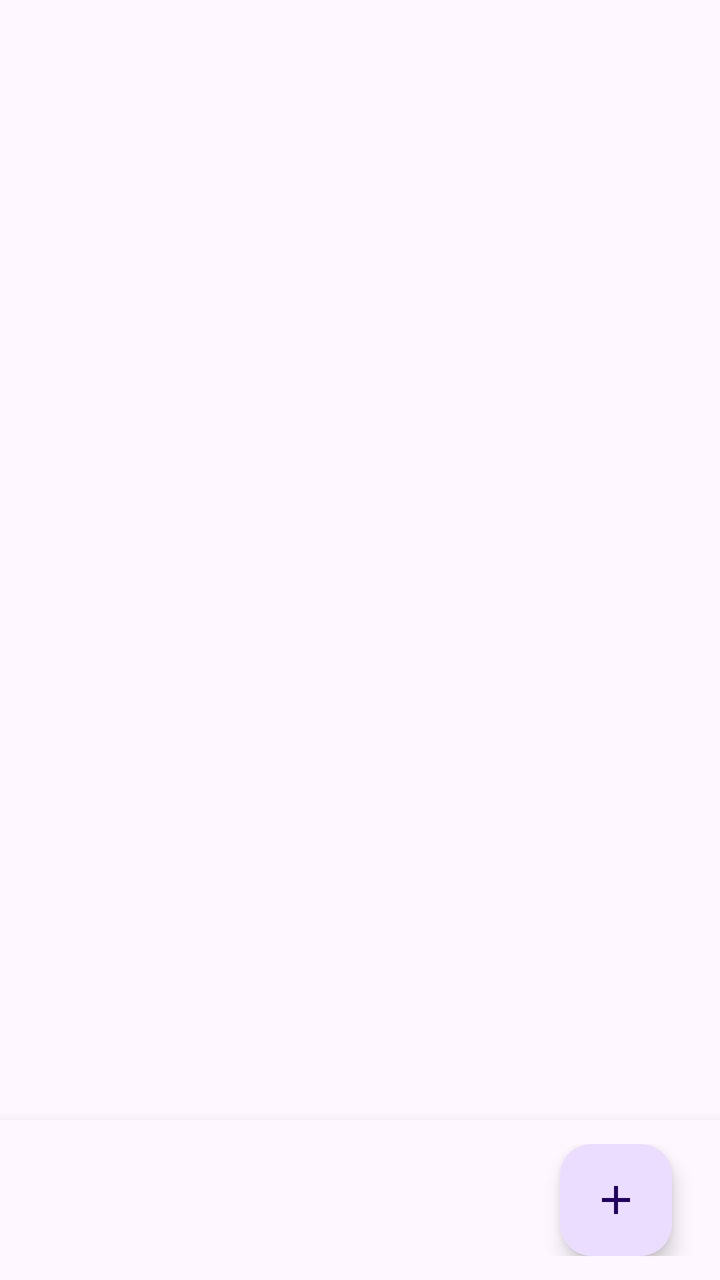
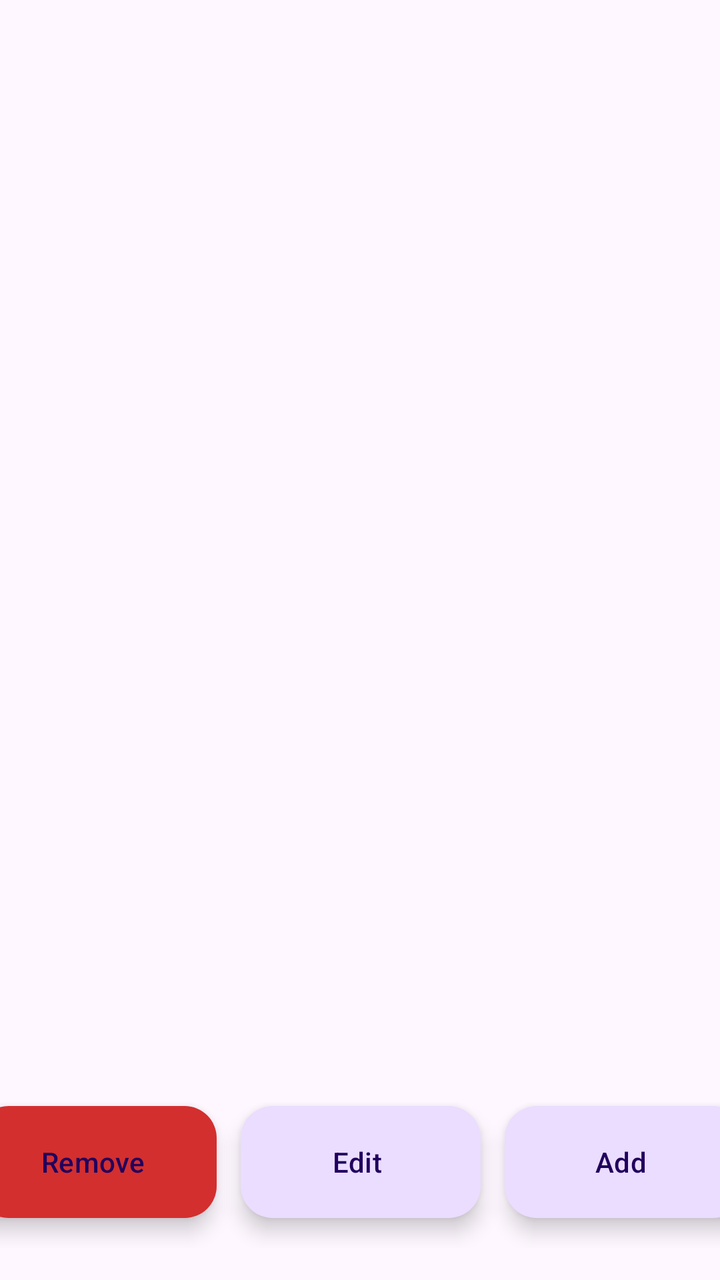

Screens rendered from an Android XML layout before and after an edit, with the pre-edit source and the edit as a unified diff.
<!-- AndroidManifest.xml: application theme Theme.Pantry -->
<!-- res/layout/fragment_pantry_list.xml -->
<?xml version="1.0" encoding="utf-8"?>
<androidx.constraintlayout.widget.ConstraintLayout
    xmlns:android="http://schemas.android.com/apk/res/android"
    xmlns:app="http://schemas.android.com/apk/res-auto"
    xmlns:tools="http://schemas.android.com/tools"
    android:layout_width="match_parent"
    android:layout_height="match_parent"
    tools:context=".fragments.PantryList">

    <androidx.recyclerview.widget.RecyclerView
        android:id="@+id/recyclerView"
        android:layout_width="0dp"
        android:layout_height="0dp"
        app:layout_constraintTop_toTopOf="parent"
        app:layout_constraintBottom_toTopOf="@id/buttonBar"
        app:layout_constraintStart_toStartOf="parent"
        app:layout_constraintEnd_toEndOf="parent" />

    <androidx.constraintlayout.widget.ConstraintLayout
        android:id="@+id/buttonBar"
        android:layout_width="0dp"
        android:layout_height="wrap_content"
        android:background="?attr/colorSurface"
        android:elevation="10dp"
        android:paddingTop="12dp"
        android:paddingBottom="12dp"
        app:layout_constraintBottom_toBottomOf="parent"
        app:layout_constraintEnd_toEndOf="parent"
        app:layout_constraintStart_toStartOf="parent">

        <com.google.android.material.floatingactionbutton.FloatingActionButton
            android:id="@+id/addFloatingButton"
            android:layout_width="wrap_content"
            android:layout_height="wrap_content"
            android:layout_marginEnd="24dp"
            android:clickable="true"
            android:focusable="true"
            android:src="@drawable/ic_add"
            app:layout_constraintBottom_toBottomOf="parent"
            app:layout_constraintEnd_toEndOf="parent"
            app:layout_constraintTop_toTopOf="parent"
            app:layout_constraintVertical_bias="0.0"
            tools:ignore="ContentDescription" />

    </androidx.constraintlayout.widget.ConstraintLayout>

</androidx.constraintlayout.widget.ConstraintLayout>
<!-- resources referenced by this layout -->
<resources>
  <!-- drawable ic_add (drawable) -->
  <vector xmlns:android="http://schemas.android.com/apk/res/android" android:height="24dp" android:tint="#FFFFFF" android:viewportHeight="24" android:viewportWidth="24" android:width="24dp">
        
      <path android:fillColor="@android:color/white" android:pathData="M19,13h-6v6h-2v-6H5v-2h6V5h2v6h6v2z"/>
      
  </vector>
  <style name="Theme.Pantry" parent="Base.Theme.Pantry" />
  <style name="Base.Theme.Pantry" parent="Theme.Material3.DayNight.NoActionBar">
          
          
      </style>
</resources>

<!-- the commit's change to res/layout/fragment_pantry_list.xml (unified diff, before → after) -->
@@ -5,43 +5,51 @@
     xmlns:tools="http://schemas.android.com/tools"
     android:layout_width="match_parent"
     android:layout_height="match_parent"
+    android:background="?attr/colorSurface"
     tools:context=".fragments.PantryList">
 
     <androidx.recyclerview.widget.RecyclerView
         android:id="@+id/recyclerView"
         android:layout_width="0dp"
         android:layout_height="0dp"
+        android:clipToPadding="false"
+        android:paddingBottom="88dp"
         app:layout_constraintTop_toTopOf="parent"
-        app:layout_constraintBottom_toTopOf="@id/buttonBar"
+        app:layout_constraintBottom_toBottomOf="parent"
         app:layout_constraintStart_toStartOf="parent"
         app:layout_constraintEnd_toEndOf="parent" />
 
-    <androidx.constraintlayout.widget.ConstraintLayout
-        android:id="@+id/buttonBar"
-        android:layout_width="0dp"
-        android:layout_height="wrap_content"
-        android:background="?attr/colorSurface"
-        android:elevation="10dp"
-        android:paddingTop="12dp"
-        android:paddingBottom="12dp"
+    <LinearLayout
+        android:layout_width="395dp"
+        android:layout_height="86dp"
+        android:layout_marginBottom="16dp"
+        android:orientation="horizontal"
+        android:gravity="center"
         app:layout_constraintBottom_toBottomOf="parent"
         app:layout_constraintEnd_toEndOf="parent"
         app:layout_constraintStart_toStartOf="parent">
 
-        <com.google.android.material.floatingactionbutton.FloatingActionButton
+        <com.google.android.material.floatingactionbutton.ExtendedFloatingActionButton
+            android:id="@+id/removeFloatingButton"
+            android:layout_width="wrap_content"
+            android:layout_height="wrap_content"
+            android:layout_marginEnd="12dp"
+            android:text="Remove"
+            app:backgroundTint="#D32F2F" />
+
+        <com.google.android.material.floatingactionbutton.ExtendedFloatingActionButton
+            android:id="@+id/editFloatingButton"
+            android:layout_width="wrap_content"
+            android:layout_height="wrap_content"
+            android:layout_marginEnd="12dp"
+            android:text="Edit" />
+
+        <com.google.android.material.floatingactionbutton.ExtendedFloatingActionButton
             android:id="@+id/addFloatingButton"
             android:layout_width="wrap_content"
             android:layout_height="wrap_content"
-            android:layout_marginEnd="24dp"
-            android:clickable="true"
-            android:focusable="true"
-            android:src="@drawable/ic_add"
-            app:layout_constraintBottom_toBottomOf="parent"
-            app:layout_constraintEnd_toEndOf="parent"
-            app:layout_constraintTop_toTopOf="parent"
-            app:layout_constraintVertical_bias="0.0"
-            tools:ignore="ContentDescription" />
+            android:text="Add" />
 
-    </androidx.constraintlayout.widget.ConstraintLayout>
+    </LinearLayout>
 
 </androidx.constraintlayout.widget.ConstraintLayout>
<!-- resource entries referenced after the edit -->
@@ -1,11 +1,5 @@
 <!-- resources referenced by this layout -->
 <resources>
-  <!-- drawable ic_add (drawable) -->
-  <vector xmlns:android="http://schemas.android.com/apk/res/android" android:height="24dp" android:tint="#FFFFFF" android:viewportHeight="24" android:viewportWidth="24" android:width="24dp">
-        
-      <path android:fillColor="@android:color/white" android:pathData="M19,13h-6v6h-2v-6H5v-2h6V5h2v6h6v2z"/>
-      
-  </vector>
   <style name="Theme.Pantry" parent="Base.Theme.Pantry" />
   <style name="Base.Theme.Pantry" parent="Theme.Material3.DayNight.NoActionBar">
           
